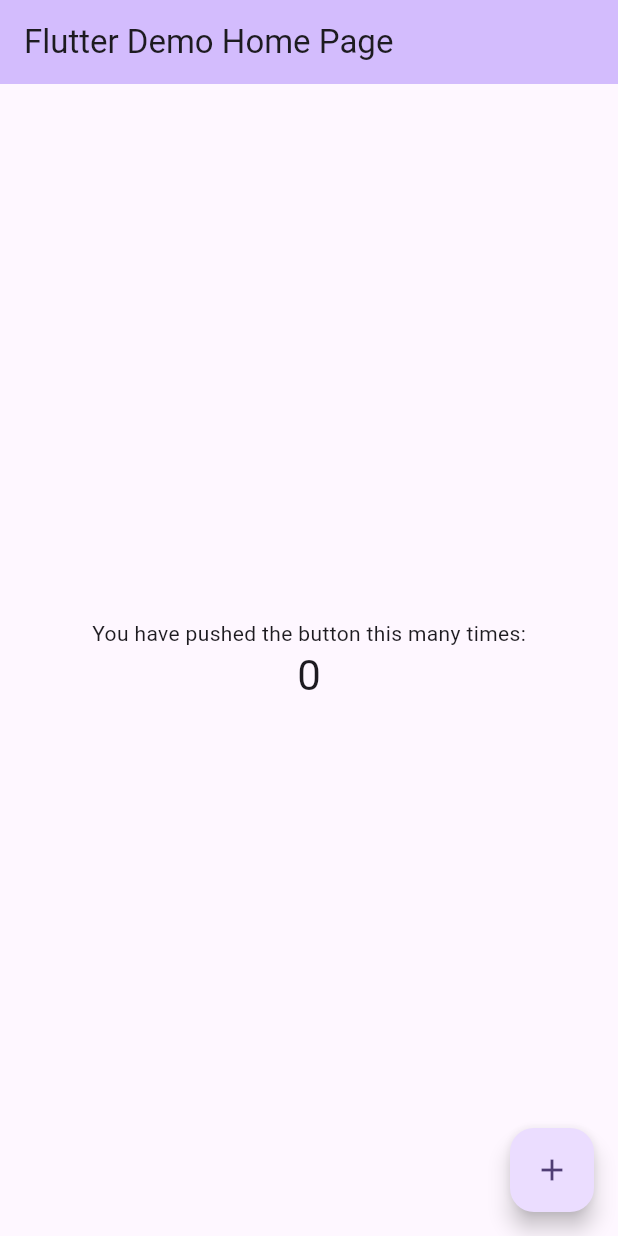
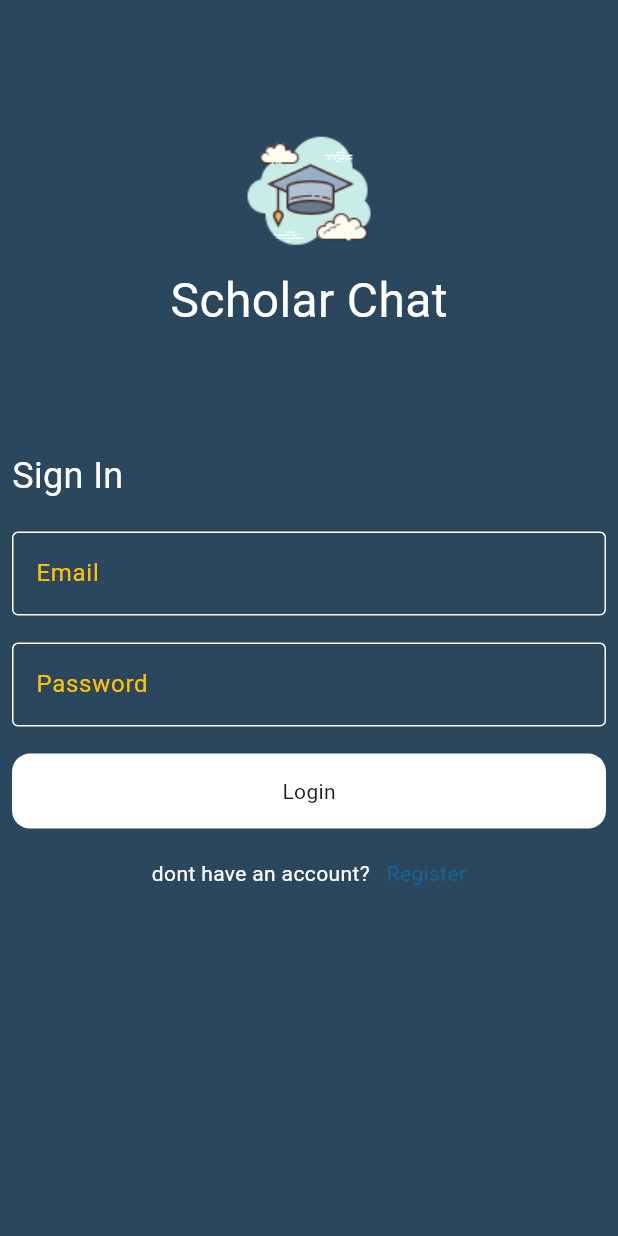
Before and after one commit to abdallahelghobary/Chat-App, a Flutter app: the screen it shows after launch, on a phone screen of 412 x 824 dp. Run offline on Flutter 3.47's test engine with Material 3 defaults, Android fonts, the phone set to English and light mode, and no system bars; Roboto replaces fonts that are missing (pacifico).

Commit message:
Finish login & Register Page

```diff
--- /dev/null
+++ b/devtools_options.yaml
@@ -0,0 +1,3 @@
+description: This file stores settings for Dart & Flutter DevTools.
+documentation: https://docs.flutter.dev/tools/devtools/extensions#configure-extension-enablement-states
+extensions:
--- a/lib/main.dart
+++ b/lib/main.dart
@@ -1,121 +1,28 @@
+
+
+
+import 'package:chat_app/pages/login_page.dart';
 import 'package:flutter/material.dart';
 
-void main() {
-  runApp(const MyApp());
+void main()
+{
+  runApp(ChatApp());
 }
 
-class MyApp extends StatelessWidget {
-  const MyApp({super.key});
+class  ChatApp extends StatelessWidget
+{
 
-  // This widget is the root of your application.
-  @override
-  Widget build(BuildContext context) {
-    return MaterialApp(
-      title: 'Flutter Demo',
-      theme: ThemeData(
-        // This is the theme of your application.
-        //
-        // TRY THIS: Try running your application with "flutter run". You'll see
-        // the application has a purple toolbar. Then, without quitting the app,
-        // try changing the seedColor in the colorScheme below to Colors.green
-        // and then invoke "hot reload" (save your changes or press the "hot
-        // reload" button in a Flutter-supported IDE, or press "r" if you used
-        // the command line to start the app).
-        //
-        // Notice that the counter didn't reset back to zero; the application
-        // state is not lost during the reload. To reset the state, use hot
-        // restart instead.
-        //
-        // This works for code too, not just values: Most code changes can be
-        // tested with just a hot reload.
-        colorScheme: .fromSeed(seedColor: Colors.deepPurple),
-      ),
-      home: const MyHomePage(title: 'Flutter Demo Home Page'),
-    );
-  }
-}
+const ChatApp({super.key});
 
-class MyHomePage extends StatefulWidget {
-  const MyHomePage({super.key, required this.title});
-
-  // This widget is the home page of your application. It is stateful, meaning
-  // that it has a State object (defined below) that contains fields that affect
-  // how it looks.
-
-  // This class is the configuration for the state. It holds the values (in this
-  // case the title) provided by the parent (in this case the App widget) and
-  // used by the build method of the State. Fields in a Widget subclass are
-  // always marked "final".
-
-  final String title;
 
  @override
-  State<MyHomePage> createState() => _MyHomePageState();
-}
+ Widget build(BuildContext context)
+ {
+   return MaterialApp(
+    debugShowCheckedModeBanner: false,
+    home: Scaffold(
 
-class _MyHomePageState extends State<MyHomePage> {
-  int _counter = 0;
-
-  void _incrementCounter() {
-    setState(() {
-      // This call to setState tells the Flutter framework that something has
-      // changed in this State, which causes it to rerun the build method below
-      // so that the display can reflect the updated values. If we changed
-      // _counter without calling setState(), then the build method would not be
-      // called again, and so nothing would appear to happen.
-      _counter++;
-    });
-  }
-
-  @override
-  Widget build(BuildContext context) {
-    // This method is rerun every time setState is called, for instance as done
-    // by the _incrementCounter method above.
-    //
-    // The Flutter framework has been optimized to make rerunning build methods
-    // fast, so that you can just rebuild anything that needs updating rather
-    // than having to individually change instances of widgets.
-    return Scaffold(
-      appBar: AppBar(
-        // TRY THIS: Try changing the color here to a specific color (to
-        // Colors.amber, perhaps?) and trigger a hot reload to see the AppBar
-        // change color while the other colors stay the same.
-        backgroundColor: Theme.of(context).colorScheme.inversePrimary,
-        // Here we take the value from the MyHomePage object that was created by
-        // the App.build method, and use it to set our appbar title.
-        title: Text(widget.title),
-      ),
-      body: Center(
-        // Center is a layout widget. It takes a single child and positions it
-        // in the middle of the parent.
-        child: Column(
-          // Column is also a layout widget. It takes a list of children and
-          // arranges them vertically. By default, it sizes itself to fit its
-          // children horizontally, and tries to be as tall as its parent.
-          //
-          // Column has various properties to control how it sizes itself and
-          // how it positions its children. Here we use mainAxisAlignment to
-          // center the children vertically; the main axis here is the vertical
-          // axis because Columns are vertical (the cross axis would be
-          // horizontal).
-          //
-          // TRY THIS: Invoke "debug painting" (choose the "Toggle Debug Paint"
-          // action in the IDE, or press "p" in the console), to see the
-          // wireframe for each widget.
-          mainAxisAlignment: .center,
-          children: [
-            const Text('You have pushed the button this many times:'),
-            Text(
-              '$_counter',
-              style: Theme.of(context).textTheme.headlineMedium,
-            ),
-          ],
-        ),
-      ),
-      floatingActionButton: FloatingActionButton(
-        onPressed: _incrementCounter,
-        tooltip: 'Increment',
-        child: const Icon(Icons.add),
+      body: LoginPage(),
     ),
    );
  }
--- /dev/null
+++ b/lib/pages/login_page.dart
@@ -0,0 +1,84 @@
+import 'package:chat_app/pages/regester_page.dart';
+import 'package:chat_app/widget/custom_button.dart';
+import 'package:chat_app/widget/custom_input_text.dart';
+import 'package:flutter/material.dart';
+
+class LoginPage extends StatelessWidget {
+  const LoginPage({super.key});
+  @override
+  Widget build(BuildContext context) {
+    return Scaffold(
+      backgroundColor: Color(0xff2b475e),
+      body: Padding(
+        padding: const EdgeInsets.symmetric(horizontal: 8),
+        child: Column(
+          //  mainAxisAlignment: MainAxisAlignment.center,
+          children: [
+            Spacer(flex: 1),
+            Image.asset('assets/images/scholar.png'),
+            Text(
+              'Scholar Chat',
+              style: TextStyle(
+                fontSize: 32,
+                fontFamily: 'pacifico',
+                color: Colors.white,
+              ),
+            ),
+            Spacer(flex: 1),
+
+            Row(
+              children: [
+                Text(
+                  'Sign In',
+                  style: TextStyle(
+                    fontSize: 24,
+                    fontFamily: 'pacifico',
+                    color: Colors.white,
+                  ),
+                ),
+              ],
+            ),
+            const SizedBox(height: 20),
+
+            CustomInputText(hientText: 'Email'),
+            const SizedBox(height: 18),
+            CustomInputText(hientText: 'Password'),
+            const SizedBox(height: 18),
+
+            CustomButton(title: 'Login',),
+            const SizedBox(height: 20),
+
+            Row(
+              mainAxisAlignment: MainAxisAlignment.center,
+              children: [
+                Text(
+                  'dont have an account?',
+                  style: TextStyle(color: Colors.white),
+                ),
+
+                GestureDetector(
+                  onTap: () {
+                    Navigator.push(
+                      context,
+                      MaterialPageRoute(
+                        builder: (context) {
+                          return RegesterPage();
+                        },
+                      ),
+                    );
+                  },
+
+                  child: Text(
+                    '   Register',
+                    style: TextStyle(color: Color(0xff156398)),
+                  ),
+                ),
+              ],
+            ),
+            Spacer(flex: 3),
+          ],
+        ),
+      ),
+    );
+  }
+}
--- /dev/null
+++ b/lib/widget/custom_button.dart
@@ -0,0 +1,19 @@
+import 'package:flutter/material.dart';
+
+class CustomButton extends StatelessWidget {
+  const CustomButton({super.key, required this.title});
+
+  final String title;
+  @override
+  Widget build(BuildContext context) {
+    return Container(
+      decoration: BoxDecoration(
+        borderRadius: BorderRadius.circular(12),
+        color: Colors.white,
+      ),
+      width: double.infinity,
+      height: 50,
+      child: Center(child: Text(title)),
+    );
+  }
+}
--- /dev/null
+++ b/lib/widget/custom_input_text.dart
@@ -0,0 +1,26 @@
+import 'package:flutter/material.dart';
+
+class CustomInputText extends StatelessWidget {
+  const CustomInputText({super.key, required this.hientText});
+  final String hientText;
+
+  @override
+  Widget build(BuildContext context) {
+    return TextField(
+      cursorColor: Colors.amber,
+      style: TextStyle(color: Colors.white),
+      decoration: InputDecoration(
+        hintText: hientText,
+        hintStyle: TextStyle(color: Colors.amber),
+        focusedBorder: OutlineInputBorder(
+          borderSide: BorderSide(color: Colors.white),
+        ),
+        enabledBorder: OutlineInputBorder(
+          borderSide: BorderSide(color: Colors.white),
+        ),
+
+        border: OutlineInputBorder(borderSide: BorderSide(color: Colors.white)),
+      ),
+    );
+  }
+}
```
Also changed, not shown: lib/pages/regester_page.dart (added, +80 -0 lines), pubspec.yaml (+3 -5 lines), assets/fonts/Pacifico-Regular.ttf (added), assets/images/scholar.png (added), 1 other file. Lines whose indentation alone changed are shown as unchanged.
